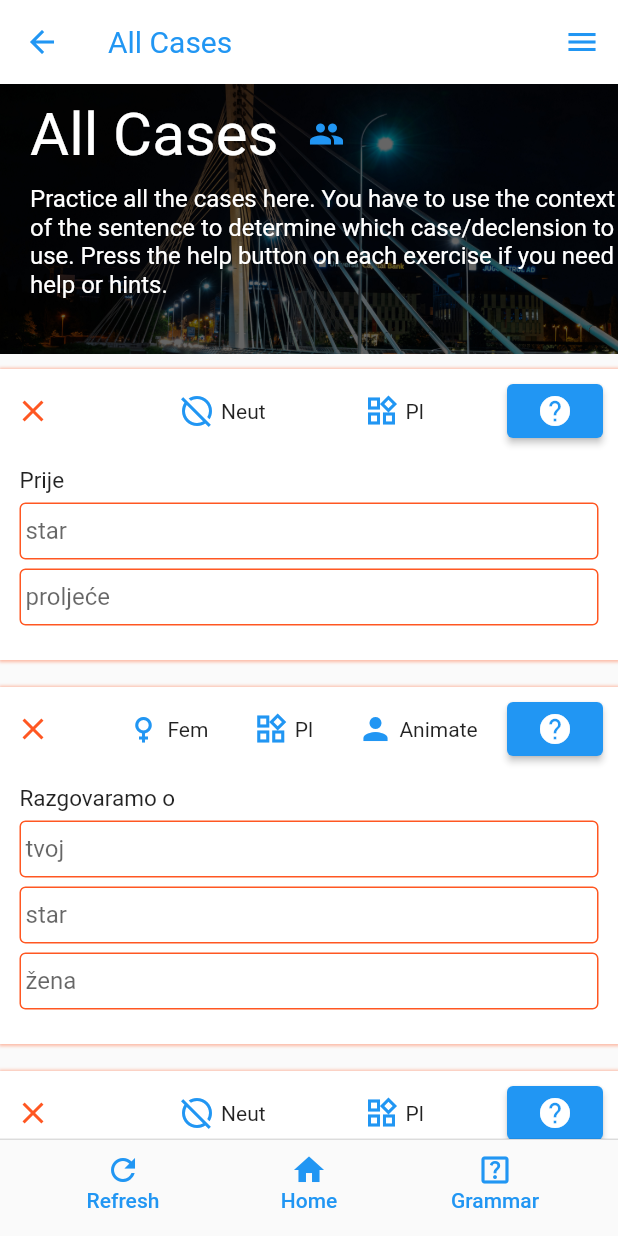
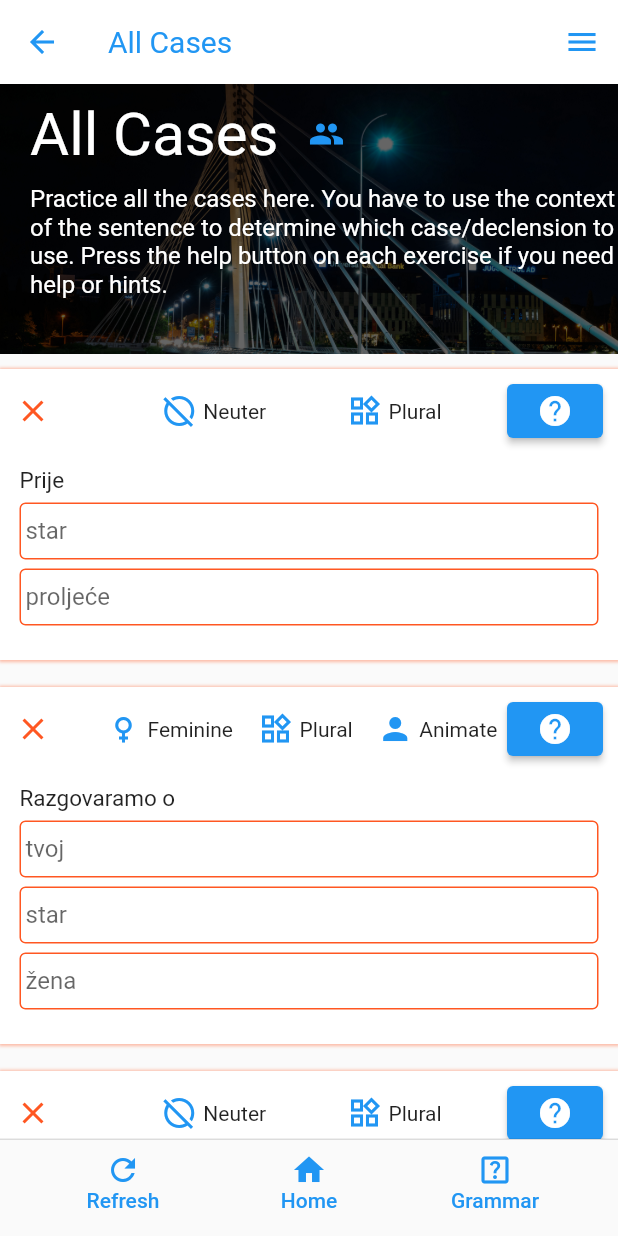
Before and after one commit to nel-sam/navika, a Flutter app: the DeclensionMenu screen opened directly, after a tap on "All Cases", on a phone screen of 412 x 824 dp. Run offline on Flutter 3.47's test engine with Material 2 defaults, Android fonts, the phone set to English and light mode, and no system bars; our stand-ins replace google_mobile_ads, url_launcher_web; generated files the repository leaves out were written again; network calls fail; Roboto replaces fonts that are missing (helvetica).

Commit message:
Simplified Nominativ

```diff
--- a/lib/l10n/intl_en.arb
+++ b/lib/l10n/intl_en.arb
@@ -12,7 +12,7 @@
   "dativDescription": "Dativ indicates the indirect object and is used with giving, showing, or doing something to someone/something. Dativ and Lokativ have the same declensions.",
   "equalDeclensions": "These declensions are the same",
   "exampleSentences": "Example sentences",
-  "feminine": "Fem",
+  "feminine": "Feminine",
   "freeForm": "Type it",
   "genitiveDescription": "Genitive is used with prepositions and is used to show possession, origin, or lack of something (nema, bez). If used without prepositions, it can indicate what something is made of.",
   "grammar": "Grammar",
@@ -23,15 +23,15 @@
   "instrumentalDescription": "Using things as tools, means of transport, or using something as a place to go through. The preposition s/sa is used as 'with'. Use 's' in most cases but 'sa' when the next word begins with s, š, z or ž (ex: Idem sa ženom). Instrumental is also used with certain spatial prepositions like među (between), nad (above), pod (underneath), pred (in front of) and za (after).",
   "instrumentalFemSing": "Some feminine singular nouns which end in a consonant get –i in the instrumental singular (ex: Obitelj = obitelji, ljubav = ljubavi, bolest = bolesti)",
   "lokativDescription": "Lokativ is used when talking about the location where something happened, something is, or will be. It is also used to say 'about' as in 'talking about something'. Dativ and Lokativ have the same declensions.",
-  "masculine": "Masc",
+  "masculine": "Masculine",
   "mixedMode": "Mixed",
-  "neuter": "Neut",
+  "neuter": "Neuter",
   "next": "Next",
   "nominativDescription": "Nominativ is used when naming things and it indicates the subject of the sentence. When comparing two words, both are in the nominativ case.",
   "nouns": "Nouns",
   "verbs": "Verbs",
   "personalPronouns": "Personal Pronouns",
-  "plural": "Pl",
+  "plural": "Plural",
   "possessivePronouns": "Possessive Pronouns",
   "previous": "Previous",
   "pronouns_He": "He",
@@ -53,7 +53,7 @@
   "selectAll": "Select All",
   "selectExercises": "What kind of exercises do you want to do?",
   "selectMode": "Choose it",
-  "singular": "Sing",
+  "singular": "Singular",
   "softLettersOgEg": "č, ć, đ, dž, š, ž, lj, & nj get 'eg' instead of 'og'.",
   "softLettersOmEm": "č, ć, đ, dž, š, ž, lj, & nj get 'em' instead of 'om'.",
   "unselectAll": "Unselect All",
--- a/lib/l10n/intl_es.arb
+++ b/lib/l10n/intl_es.arb
@@ -12,7 +12,7 @@
   "dativDescription": "Dativ indica el objecto indirecto y se usa para dar, mostrar, o hacer algo a alguien/algo. El dativ y el lokativ se declinan igual.",
   "equalDeclensions": "Estas declinaciones son las mismas",
   "exampleSentences": "Ejemplos",
-  "feminine": "Fem",
+  "feminine": "Femenino",
   "freeForm": "Escribir",
   "genitiveDescription": "El caso genitivo se usa con preposiciones e indica posesión, origin, o falta de algo (nema, bez). Si se usa sin preposiciones, puede indicar el material de lo cual está hecho algo.",
   "grammar": "Gramática",
@@ -23,15 +23,15 @@
   "instrumentalDescription": "Para indicar herramientas, formas de transporte, o indicar un lugar que se cruza. La preposición s/sa se utiliza para mostrar acompañamiento. Se usa 's' normalmente, pero 'sa' cuando la siguiente palabra comienza con s, š, z o ž (ej: Idem sa ženom). El instrumental también se usa con ciertos preposiciones espaciales como među (en medio de), nad (encima de), pod (abajo de), pred (en frente de) y za (después de).",
   "instrumentalFemSing": "Algunos sustantivos femeninos singulares que tienen un consonante al final reciben –i (ex: Obitelj = obitelji, ljubav = ljubavi, bolest = bolesti)",
   "lokativDescription": "Lokativ se usa cuando se habla de la ubicación donde algo ocurre, algo está ubicado, o estará ubicado. Tambíen se usa el Lokativ para decir 'sobre' como en la frase 'hablando sobre un tema'. El dativ y el lokativ se declinan igual",
-  "masculine": "Masc",
+  "masculine": "Masculino",
   "mixedMode": "Ambos",
-  "neuter": "Neut",
+  "neuter": "Neutro",
   "next": "Siguiente",
   "nominativDescription": "El nominativo se usa para nombrar cosas e indica el sujeto de la frase. Cuando se hace una comparación usando 'nego', los dos sujectos deberían estar en nominativo.",
   "nouns": "Sustantivos",
   "verbs": "Verbos",
   "personalPronouns": "Pronombres Personales",
-  "plural": "Pl",
+  "plural": "Plural",
   "possessivePronouns": "Pronombres Posesivos",
   "previous": "Anterior",
   "pronouns_He": "Él",
@@ -53,7 +53,7 @@
   "selectAll": "Seleccionar Todos",
   "selectExercises": "¿Cómo quieres practicar?",
   "selectMode": "Escojer",
-  "singular": "Sing",
+  "singular": "Singular",
   "softLettersOgEg": "A č, ć, đ, dž, š, ž, lj, & nj se agrega 'eg' y no 'og'.",
   "softLettersOmEm": "A č, ć, đ, dž, š, ž, lj, & nj se agrega 'em' y no 'om'.",
   "unselectAll": "Deseleccionar Todos",
--- a/lib/state/cases/case-question-state-item.dart
+++ b/lib/state/cases/case-question-state-item.dart
@@ -32,6 +32,6 @@ class CaseQuestionStateItem {
       return true;
     }
 
-    return acceptedAnswers.contains(actualAnswer);
+    return acceptedAnswers.contains(actualAnswer!.toLowerCase());
   }
 }
--- a/lib/widgets/content-generators/nominativ-generators.dart
+++ b/lib/widgets/content-generators/nominativ-generators.dart
@@ -10,58 +10,25 @@ import 'package:navika/utilities/navika-helpers.dart';
 class NominativGenerators {
   static StaticSentenceParts getStaticSentenceParts(
       Noun noun, bool isPlural, Adjective? pronoun, Adjective? adjective) {
-    final tense = N.getRandomTense();
     String start = '';
     String end = '';
 
-    if (noun.isAnimate && isPlural) {
-      if (tense == TenseEnum.Past || tense == TenseEnum.Conditional) {
-        start = noun.gender == Genders.Feminine ? 'One su bile' : 'Oni su bili';
-      } else {
-        start = noun.gender == Genders.Feminine ? 'One su' : 'Oni su';
+    if (noun.isAnimate) {
+      switch (noun.gender) {
+        case Genders.Masculine:
+          start = isPlural ? 'Oni su' : 'On je';
+          break;
+        case Genders.Feminine:
+          start = isPlural ? 'One su' : 'Ona je';
+          break;
+        case Genders.Unspecific:
+        case Genders.Neuter:
+          break;
       }
-    } else if (!noun.isAnimate &&
-        isPlural &&
-        !noun.tags.contains(Tags.Location)) {
-      if (pronoun != null && pronoun.dictionary == 'svaki') {
-        start = '';
-        end = 'je ';
-
-        if (noun.gender == Genders.Feminine) {
-          end += noun.tags.contains(Tags.Season) ? 'hladna' : 'crvena';
-        } else if (noun.gender == Genders.Masculine) {
-          end += noun.tags.contains(Tags.Season) ? 'hladni' : 'crven';
-        } else {
-          end += noun.tags.contains(Tags.Season) ? 'hladno' : 'crveno';
-        }
-      } else {
-        if (tense == TenseEnum.Future || tense == TenseEnum.Conditional)
-          start = isPlural ? 'One će biti' : 'To će biti';
-        else {
-          start = 'To su';
-        }
-      }
-    } else if (noun.isAnimate && !isPlural) {
-      if (tense == TenseEnum.Past || tense == TenseEnum.Conditional) {
-        start = noun.gender == Genders.Feminine ? 'Ona će biti' : 'On će biti';
-      } else {
-        start = noun.gender == Genders.Feminine ? 'Ona je' : 'On su';
-      }
-    } else if (!noun.isAnimate && !isPlural) {
-      if (tense == TenseEnum.Past || tense == TenseEnum.Conditional) {
-        if (noun.gender == Genders.Feminine) {
-          start = 'To je bila';
-        } else if (noun.gender == Genders.Masculine)
-          start = 'To je bio';
-        else
-          start = 'To je bilo';
-      }
-    } else if (!noun.isAnimate && isPlural) {
-      start = "Te stvari su";
-    }
-
-    if (start == '' && end == '') {
-      start = 'To je';
+    } else if (N.coinFlip()) {
+      start = '';
+    } else {
+      start = isPlural ? 'To su' : 'To je';
     }
 
     return StaticSentenceParts(start: start, end: end);
@@ -74,7 +41,7 @@ class NominativGenerators {
     final verb = N.getBitiConjugation(personalPronoun.nominativ.forms.first);
 
     if (N.coinFlip()) {
-      start = 'To ' + verb;
+      end = verb;
     } else {
       var ocupation = personalPronoun.gender == Genders.Feminine
           ? (personalPronoun.isPlural ? 'učiteljice' : 'učiteljica')
--- a/lib/widgets/grammar/grammar-guide/declension/lokativ-content.dart
+++ b/lib/widgets/grammar/grammar-guide/declension/lokativ-content.dart
@@ -3,6 +3,7 @@ import 'package:navika/models/enums.dart';
 import 'package:navika/utilities/navika-helpers.dart';
 import 'package:flutter_gen/gen_l10n/app_localizations.dart';
 import 'package:navika/widgets/grammar/grammar-guide/child-widgets/navika-subheader.dart';
+import 'package:navika/widgets/grammar/grammar-guide/child-widgets/youtube-link.dart';
 import 'package:navika/widgets/grammar/grammar-guide/declension/declension-tables/dativ-lokativ-table.dart';
 import 'package:navika/widgets/shared/navika-text.dart';
 import 'package:navika/widgets/grammar/grammar-guide/child-widgets/pronoun-line.dart';
@@ -88,7 +89,8 @@ Widget getPossessivePronounSection(BuildContext context) {
 Widget getDescription(BuildContext context) {
   return Column(
     children: [
-      NText([N.NTextSpan(AppLocalizations.of(context)!.lokativDescription)])
+      NText([N.NTextSpan(AppLocalizations.of(context)!.lokativDescription)]),
+      YouTubeLink(context, 'https://www.youtube.com/watch?v=w1g5IV6cbY8')
     ],
   );
 }
--- a/lib/widgets/shared/question-free-form.dart
+++ b/lib/widgets/shared/question-free-form.dart
@@ -36,9 +36,10 @@ class _QuestionFreeFormState extends State<QuestionFreeForm> {
         decoration: InputDecoration(
           isDense: true,
           contentPadding: EdgeInsets.fromLTRB(4, 18, 0, 1),
-          labelText: widget.correctValues.contains(widget.activeValue)
-              ? ''
-              : widget.hintValue,
+          labelText:
+              widget.correctValues.contains(widget.activeValue.toLowerCase())
+                  ? ''
+                  : widget.hintValue,
           enabledBorder: getBorder(),
           focusedBorder: getBorder(),
         ),
@@ -56,7 +57,7 @@ class _QuestionFreeFormState extends State<QuestionFreeForm> {
   OutlineInputBorder getBorder() {
     return OutlineInputBorder(
       borderSide: BorderSide(
-        color: widget.correctValues.contains(widget.activeValue)
+        color: widget.correctValues.contains(widget.activeValue.toLowerCase())
             ? CORRECT_COLOR
             : WRONG_COLOR,
       ),
```
